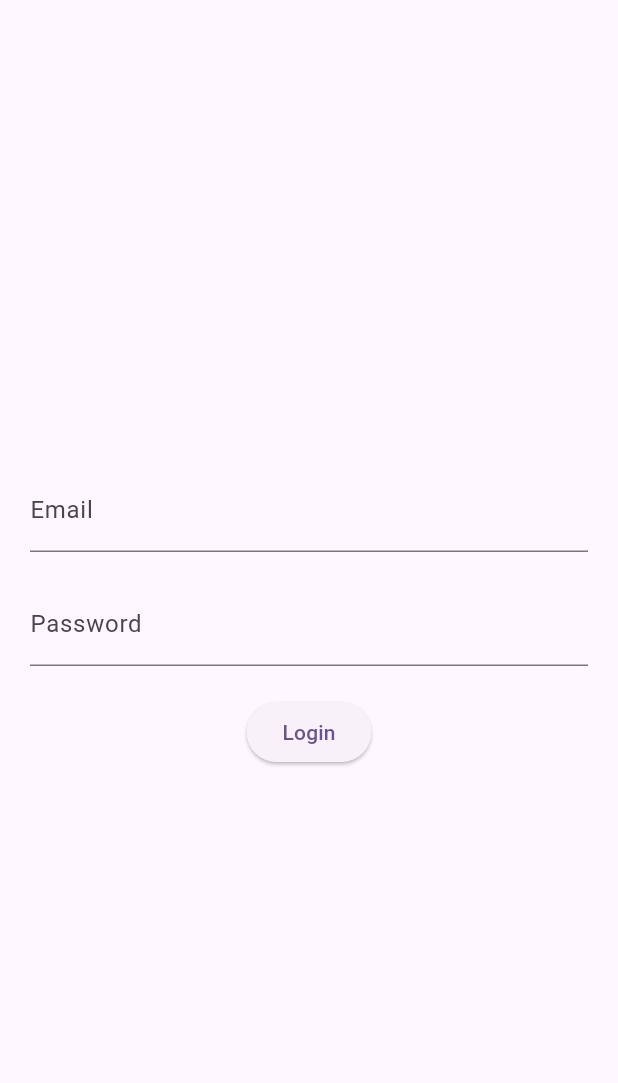
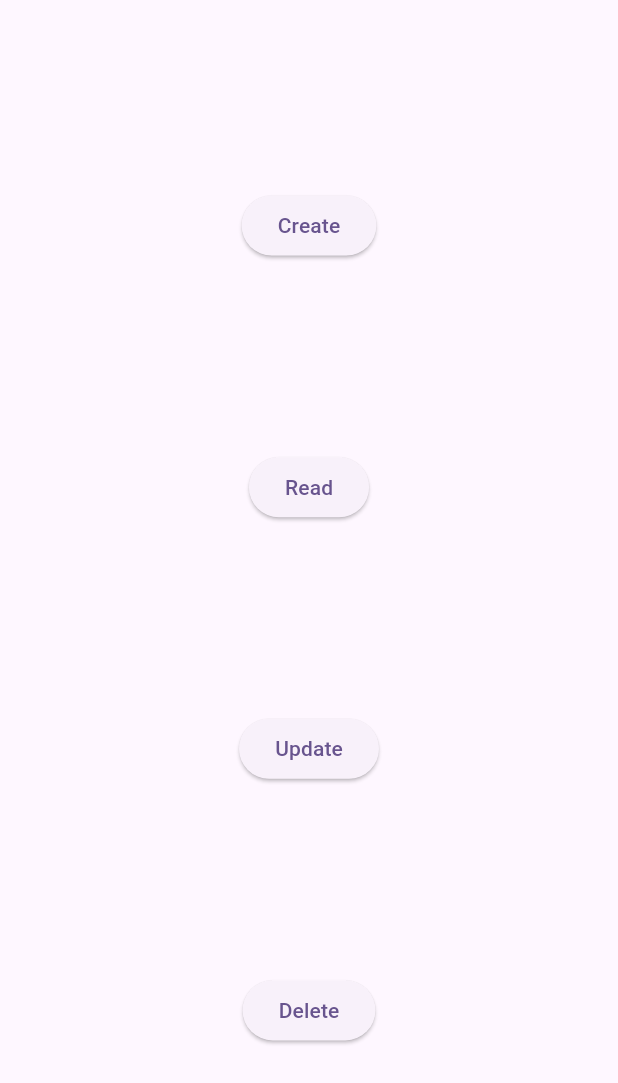
Before and after one commit to Dev00kushal/full_stack_try_out, a Flutter app: the screen it shows after launch, on a phone screen of 412 x 824 dp. Shown: the top 1083 px of the screen. Run offline on Flutter 3.47's test engine with Material 3 defaults, Android fonts, the phone set to English and light mode, and no system bars; our stand-ins replace another_flushbar, fluttertoast.

Commit message:
♻️ Refactor : Refactor package names and URLs in backend and frontend code

```diff
--- a/frontend/lib/main.dart
+++ b/frontend/lib/main.dart
@@ -1,5 +1,5 @@
 import 'package:blog_application/utils/routes/routes.dart';
-import 'package:blog_application/view_model/auth_view_model.dart';
+import 'package:blog_application/view_model/jokes_view_model.dart';
 import 'package:flutter/material.dart';
 import 'package:provider/provider.dart';
 
@@ -18,7 +18,7 @@ class MyApp extends StatelessWidget {
   Widget build(BuildContext context) {
     return MultiProvider(
       providers: [
-        ChangeNotifierProvider(create: (context) => AuthViewModel()),
+        ChangeNotifierProvider(create: (context) => JokesViewModel()),
       ],
       child: MaterialApp(
         debugShowCheckedModeBanner: false,
@@ -27,7 +27,7 @@ class MyApp extends StatelessWidget {
           colorScheme: ColorScheme.fromSeed(seedColor: Colors.deepPurple),
           useMaterial3: true,
         ),
-        initialRoute: RoutesName.login,
+        initialRoute: RoutesName.jokesScreen,
         onGenerateRoute: Routes.generateRoute,
       ),
     );
--- /dev/null
+++ b/frontend/lib/model/jokes_model.dart
@@ -0,0 +1,15 @@
+class Joke {
+  final int id;
+  final String title;
+  final String description;
+
+  Joke({required this.id, required this.title, required this.description});
+
+  Map<String, dynamic> toJson() {
+    return {
+      'id': id,
+      'title': title,
+      'description': description,
+    };
+  }
+}
--- a/frontend/lib/res/app_url.dart
+++ b/frontend/lib/res/app_url.dart
@@ -1,4 +1,4 @@
 class AppUrls {
-  static const baseUrl = "https://nest-js-rbac.onrender.com";
-  static const loginUrl = "$baseUrl/user/signin";
+  static const baseUrl = "http://192.168.1.5";
+  static const jokesUrl = "$baseUrl/api/add_jokes";
 }
--- a/frontend/lib/utils/routes/routes.dart
+++ b/frontend/lib/utils/routes/routes.dart
@@ -1,18 +1,15 @@
 import 'package:blog_application/utils/routes/routes_name.dart';
-import 'package:blog_application/view/home_screen.dart';
-import 'package:blog_application/view/login_screen.dart';
-import 'package:blog_application/view/onboarding_screen.dart';
+import 'package:blog_application/view/create_jokes_screen.dart';
+import 'package:blog_application/view/jokes_screen.dart';
 import 'package:flutter/material.dart';
 
 class Routes {
   static MaterialPageRoute generateRoute(RouteSettings settings) {
     switch (settings.name) {
-      case RoutesName.login:
-        return MaterialPageRoute(builder: (_) => const LoginScreen());
-      case RoutesName.home:
-        return MaterialPageRoute(builder: (_) => const HomeScreen());
-      case RoutesName.onboarding:
-        return MaterialPageRoute(builder: (_) => const OnBoardingView());
+      case RoutesName.jokesScreen:
+        return MaterialPageRoute(builder: (_) => const JokesScreen());
+      case RoutesName.jokesCreationScreen:
+        return MaterialPageRoute(builder: (_) => const JokeCreatorScreen());
       default:
         return MaterialPageRoute(
             builder: (_) => const Scaffold(
--- a/frontend/lib/utils/routes/routes_name.dart
+++ b/frontend/lib/utils/routes/routes_name.dart
@@ -1,6 +1,7 @@
 class RoutesName {
-  static const String login = '/login';
   static const String home = '/home';
   static const String onboarding = '/onboarding';
   static const String password = '/password';
+  static const String jokesScreen = '/jokes-screen';
+  static const String jokesCreationScreen = '/jokes-creation-screen';
 }
--- /dev/null
+++ b/frontend/lib/view/jokes_screen.dart
@@ -0,0 +1,36 @@
+import 'package:blog_application/utils/routes/routes_name.dart';
+import 'package:flutter/material.dart';
+
+class JokesScreen extends StatelessWidget {
+  const JokesScreen({super.key});
+
+  @override
+  Widget build(BuildContext context) {
+    return Scaffold(
+        body: Center(
+      child: Column(
+        mainAxisAlignment: MainAxisAlignment.spaceEvenly,
+        children: [
+          ElevatedButton(
+            onPressed: () {
+              Navigator.pushNamed(context, RoutesName.jokesCreationScreen);
+            },
+            child: const Text('Create'),
+          ),
+          ElevatedButton(
+            onPressed: () {},
+            child: const Text('Read'),
+          ),
+          ElevatedButton(
+            onPressed: () {},
+            child: const Text('Update'),
+          ),
+          ElevatedButton(
+            onPressed: () {},
+            child: const Text('Delete'),
+          ),
+        ],
+      ),
+    ));
+  }
+}
--- a/frontend/lib/view/login_screen.dart
+++ /dev/null
@@ -1,87 +0,0 @@
-import 'package:blog_application/utils/utils.dart';
-import 'package:blog_application/view_model/auth_view_model.dart';
-import 'package:flutter/material.dart';
-import 'package:provider/provider.dart';
-
-class LoginScreen extends StatefulWidget {
-  const LoginScreen({super.key});
-
-  @override
-  State<LoginScreen> createState() => _LoginScreenState();
-}
-
-class _LoginScreenState extends State<LoginScreen> {
-  final TextEditingController _emailController = TextEditingController();
-  final TextEditingController _passwordController = TextEditingController();
-  final GlobalKey<FormState> _formKey = GlobalKey<FormState>();
-
-  @override
-  Widget build(BuildContext context) {
-    final authViewModel = Provider.of<AuthViewModel>(context);
-    return Scaffold(
-      body: Center(
-        child: Padding(
-          padding: const EdgeInsets.all(20.0),
-          child: Form(
-            key: _formKey,
-            child: Column(
-              mainAxisAlignment: MainAxisAlignment.center,
-              children: [
-                TextFormField(
-                  controller: _emailController,
-                  validator: (value) {
-                    if (value!.isEmpty) {
-                      Utils.showTopFlushbar(
-                          title: "Incorrect Email",
-                          message: "Please enter your email",
-                          context: context);
-                      return "Please enter your email";
-                    }
-                    return null;
-                  },
-                  decoration: const InputDecoration(
-                    hintText: 'Enter your email',
-                    labelText: 'Email',
-                  ),
-                ),
-                const SizedBox(height: 20),
-                TextFormField(
-                  controller: _passwordController,
-                  validator: (value) {
-                    if (value!.isEmpty) {
-                      Utils.showTopFlushbar(
-                        title: "Incorrect Password",
-                        message: "Please enter your password",
-                        context: context,
-                      );
-                      return "Please enter your password";
-                    }
-                    return null;
-                  },
-                  obscureText: true,
-                  decoration: const InputDecoration(
-                    hintText: 'Enter your password',
-                    labelText: 'Password',
-                  ),
-                ),
-                const SizedBox(height: 20),
-                ElevatedButton(
-                  onPressed: () {
-                    if (_formKey.currentState!.validate()) {
-                      Map<String, String> data = {
-                        "email": _emailController.text,
-                        "password": _passwordController.text,
-                      };
-                      authViewModel.loginApi(data, context);
-                    }
-                  },
-                  child: const Text("Login"),
-                ),
-              ],
-            ),
-          ),
-        ),
-      ),
-    );
-  }
-}
--- a/frontend/lib/view_model/auth_view_model.dart
+++ /dev/null
@@ -1,18 +0,0 @@
-import 'package:blog_application/repository/auth_repo.dart';
-import 'package:blog_application/utils/utils.dart';
-import 'package:flutter/material.dart';
-
-import '../utils/routes/routes_name.dart';
-
-class AuthViewModel with ChangeNotifier {
-  final _myRepo = AuthRepository();
-
-  Future<void> loginApi(dynamic data, BuildContext context) async {
-    _myRepo.loginApi(data).then((value) {
-      Utils.toastmessage("A email has been send to ${data['email']}");
-      Navigator.pushNamed(context, RoutesName.home);
-    }).onError((error, stackTrace) {
-      Utils.toastmessage(error.toString());
-    });
-  }
-}
--- a/frontend/pubspec.yaml
+++ b/frontend/pubspec.yaml
@@ -36,11 +36,12 @@ dependencies:
   # Use with the CupertinoIcons class for iOS style icons.
   cupertino_icons: ^1.0.6
   fluttertoast: ^8.2.5
-  http: ^1.2.1
   provider: ^6.1.2
   shared_preferences: ^2.2.3
   smooth_page_indicator: ^1.1.0
   another_flushbar: ^1.12.30
+  dio: ^5.4.3+1
+  http: ^1.2.1
 
 dev_dependencies:
   flutter_test:
```
Also changed, not shown: frontend/lib/data/network/NetworkApiService.dart (+8 -2 lines), frontend/lib/model/onboarding_model.dart (deleted, +0 -27 lines), frontend/lib/view/create_jokes_screen.dart (added, +73 -0 lines), frontend/lib/view/home_screen.dart (deleted, +0 -23 lines), frontend/lib/view/onboarding_screen.dart (deleted, +0 -77 lines), frontend/lib/view_model/jokes_view_model.dart (renamed from frontend/lib/repository/auth_repo.dart, +8 -4 lines), frontend/pubspec.lock, 5 other files.
